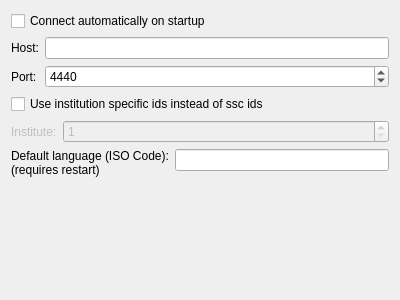
This is ssc/config/sscconfiguration.ui in KDE/simon as Qt 5 draws it before an edit. The edited form follows.
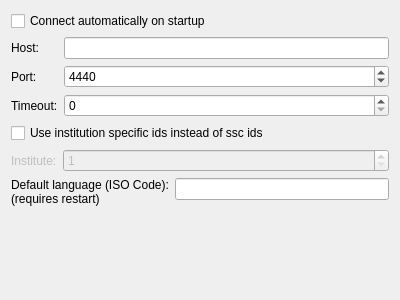
This is the edited form. Custom widgets are drawn as their Qt base class.

Commit message: Handling timeouts

What changed in the file:
```diff
--- a/ssc/config/sscconfiguration.ui
+++ b/ssc/config/sscconfiguration.ui
@@ -56,6 +56,16 @@
        </property>
       </widget>
      </item>
+     <item row="2" column="1">
+      <widget class="QSpinBox" name="kcfg_Timeout"/>
+     </item>
+     <item row="2" column="0">
+      <widget class="QLabel" name="label">
+       <property name="text">
+        <string>Timeout:</string>
+       </property>
+      </widget>
+     </item>
     </layout>
    </item>
    <item>
```
The commit also changes 3 other files.
